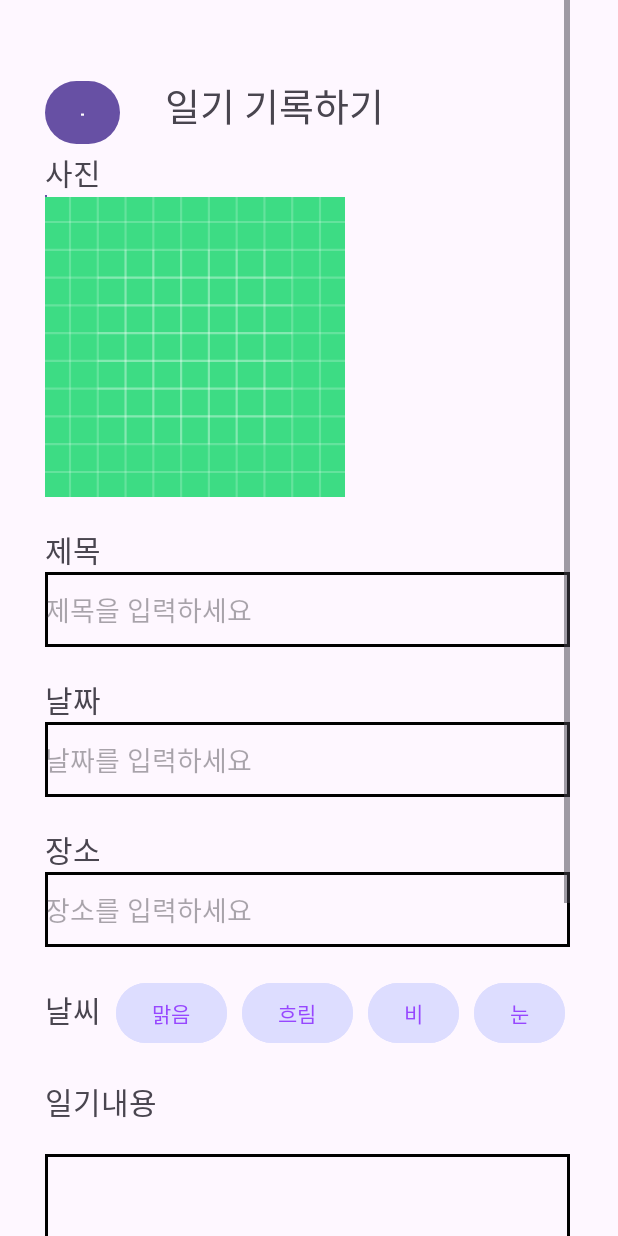
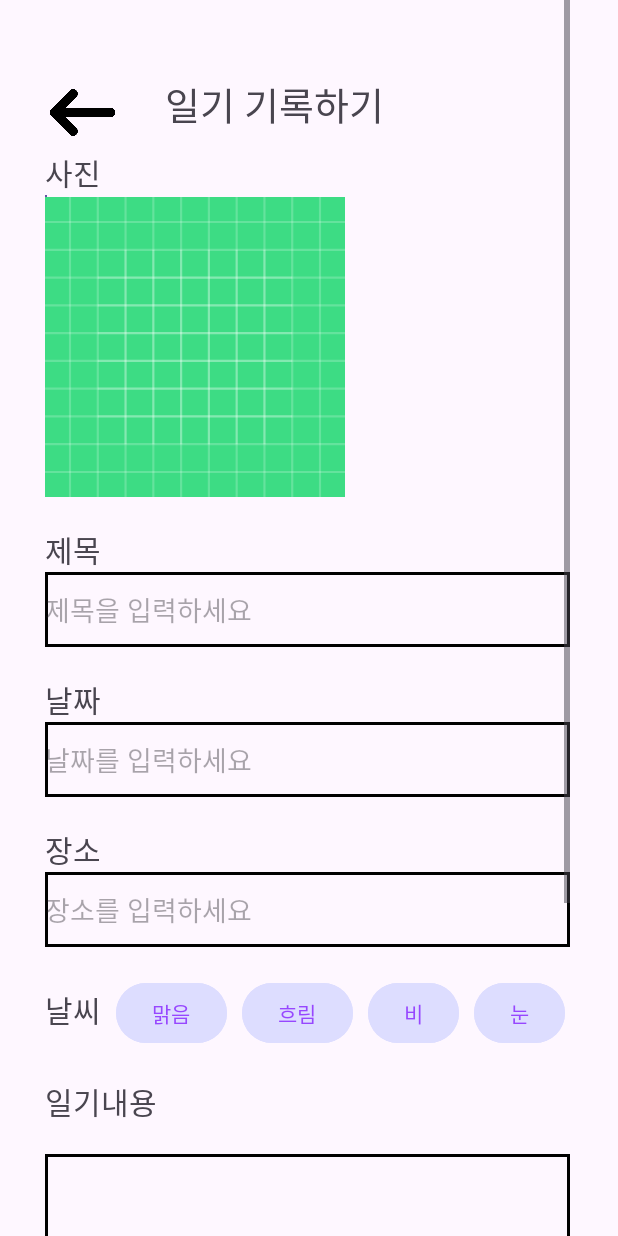
Before and after one commit to holsoo/Diadi, an Android app: the layout activity_add.xml on its own in the app's theme, with its tools: preview values and no code run, on a phone screen of 412 x 824 dp. Run offline under Robolectric (Android 15) with nearby library versions, the phone set to English and light mode, and no system bars.

Commit message:
feat: 일기 기록 화면에 뒤로가기 버튼 메인 화면에 연동

```diff
--- a/app/src/main/java/com/example/diadi/view/AddActivity.kt
+++ b/app/src/main/java/com/example/diadi/view/AddActivity.kt
@@ -53,6 +53,12 @@ class AddActivity : AppCompatActivity() {
         diaryViewModel = ViewModelProvider(this)[DiaryViewModel::class.java]
 
         initGallery()
+
+        val backButton = binding.addToPrev
+        backButton.setOnClickListener {
+            val backIntent = Intent(this, MainActivity::class.java)
+            startActivity(backIntent)
+        }
 
         val galleryButton = binding.addAddPictureButton
         galleryButton.setOnClickListener {
--- a/app/src/main/res/layout/activity_add.xml
+++ b/app/src/main/res/layout/activity_add.xml
@@ -18,11 +18,11 @@
             <LinearLayout
                 android:layout_width="match_parent"
                 android:layout_height="50dp">
-                <Button
+                <ImageView
                     android:id="@+id/add_toPrev"
                     android:layout_width="50dp"
                     android:layout_height="50dp"
-                    android:text="-"/>
+                    android:src="@drawable/back"/>
                 <TextView
                     android:id="@+id/add_writeDiary"
                     android:layout_width="wrap_content"
```
Also changed, not shown: app/src/main/java/com/example/diadi/view/MainActivity.kt (+1 -12 lines), app/src/main/res/drawable/back.png (added).
